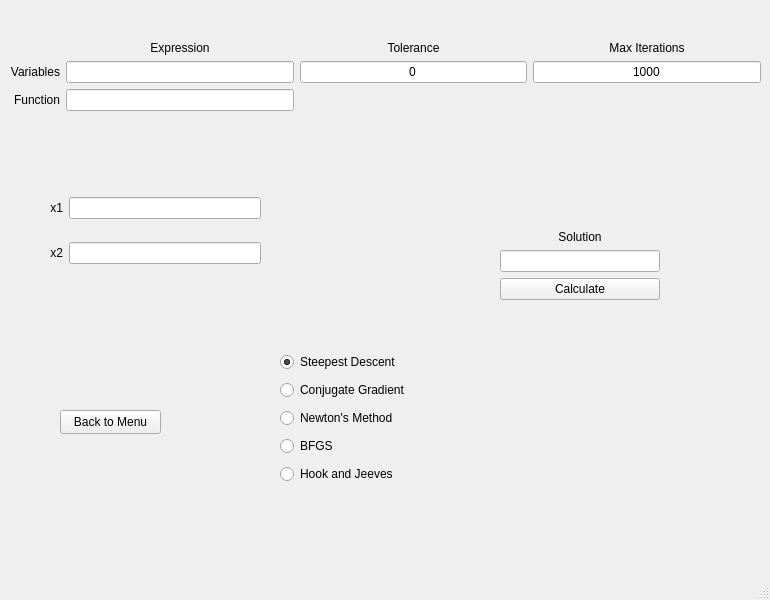
The window that multi_variable.ui (MaxGiuP/General_Function_Minimiser) describes before a commit, drawn with Qt 5.
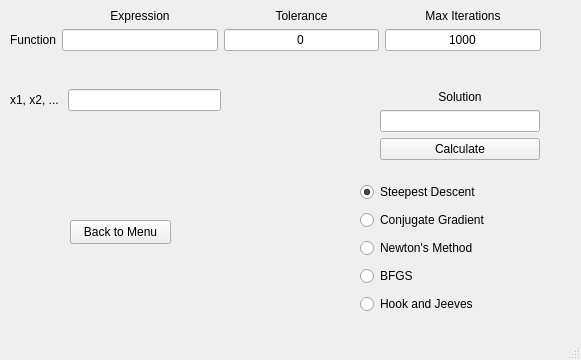
The same window after the commit.

```diff
--- a/multi_variable.ui
+++ b/multi_variable.ui
@@ -6,8 +6,8 @@
    <rect>
     <x>0</x>
     <y>0</y>
-    <width>770</width>
-    <height>600</height>
+    <width>581</width>
+    <height>360</height>
    </rect>
   </property>
   <property name="windowTitle">
@@ -17,39 +17,26 @@
    <widget class="QWidget" name="gridLayoutWidget">
     <property name="geometry">
      <rect>
-      <x>50</x>
-      <y>180</y>
+      <x>10</x>
+      <y>80</y>
       <width>211</width>
-      <height>101</height>
+      <height>41</height>
      </rect>
     </property>
     <layout class="QGridLayout" name="gridLayout">
-     <item row="1" column="1">
-      <widget class="QLineEdit" name="txtX1"/>
-     </item>
-     <item row="4" column="1">
-      <widget class="QLineEdit" name="txtX2"/>
-     </item>
-     <item row="4" column="0">
-      <widget class="QLabel" name="label">
-       <property name="text">
-        <string>x2</string>
-       </property>
-       <property name="alignment">
-        <set>Qt::AlignmentFlag::AlignRight|Qt::AlignmentFlag::AlignTrailing|Qt::AlignmentFlag::AlignVCenter</set>
-       </property>
-      </widget>
-     </item>
-     <item row="1" column="0">
+     <item row="3" column="0">
       <widget class="QLabel" name="label_2">
        <property name="text">
-        <string>x1</string>
+        <string>x1, x2, ... </string>
        </property>
        <property name="alignment">
         <set>Qt::AlignmentFlag::AlignRight|Qt::AlignmentFlag::AlignTrailing|Qt::AlignmentFlag::AlignVCenter</set>
        </property>
       </widget>
      </item>
+     <item row="3" column="1">
+      <widget class="QLineEdit" name="txtX"/>
+     </item>
     </layout>
    </widget>
    <widget class="QWidget" name="gridLayoutWidget_2">
@@ -57,14 +44,11 @@
      <rect>
       <x>10</x>
       <y>0</y>
-      <width>751</width>
-      <height>111</height>
+      <width>531</width>
+      <height>51</height>
      </rect>
     </property>
     <layout class="QGridLayout" name="gridLayout_2">
-     <item row="1" column="1">
-      <widget class="QLineEdit" name="txtVar"/>
-     </item>
      <item row="0" column="3">
       <widget class="QLabel" name="label_5">
        <property name="text">
@@ -95,9 +79,6 @@
        </property>
       </widget>
      </item>
-     <item row="2" column="1">
-      <widget class="QLineEdit" name="txtFunc"/>
-     </item>
      <item row="0" column="1">
       <widget class="QLabel" name="label_3">
        <property name="text">
@@ -118,17 +99,10 @@
        </property>
       </widget>
      </item>
-     <item row="1" column="0">
-      <widget class="QLabel" name="label_6">
-       <property name="text">
-        <string>Variables</string>
-       </property>
-       <property name="alignment">
-        <set>Qt::AlignmentFlag::AlignRight|Qt::AlignmentFlag::AlignTrailing|Qt::AlignmentFlag::AlignVCenter</set>
-       </property>
-      </widget>
+     <item row="1" column="1">
+      <widget class="QLineEdit" name="txtFunc"/>
      </item>
-     <item row="2" column="0">
+     <item row="1" column="0">
       <widget class="QLabel" name="label_7">
        <property name="text">
         <string>Function</string>
@@ -143,24 +117,24 @@
    <widget class="QWidget" name="gridLayoutWidget_3">
     <property name="geometry">
      <rect>
-      <x>500</x>
-      <y>220</y>
+      <x>380</x>
+      <y>80</y>
       <width>160</width>
       <height>80</height>
      </rect>
     </property>
     <layout class="QGridLayout" name="gridLayout_3">
-     <item row="1" column="0">
-      <widget class="QLineEdit" name="lineEdit_5"/>
-     </item>
      <item row="2" column="0">
+      <widget class="QLineEdit" name="txtSol"/>
+     </item>
+     <item row="3" column="0">
       <widget class="QPushButton" name="btnCalculate">
        <property name="text">
         <string>Calculate</string>
        </property>
       </widget>
      </item>
-     <item row="0" column="0">
+     <item row="1" column="0">
       <widget class="QLabel" name="label_8">
        <property name="text">
         <string>Solution</string>
@@ -175,8 +149,8 @@
    <widget class="QWidget" name="gridLayoutWidget_4">
     <property name="geometry">
      <rect>
-      <x>280</x>
-      <y>350</y>
+      <x>360</x>
+      <y>180</y>
       <width>201</width>
       <height>136</height>
      </rect>
@@ -225,8 +199,8 @@
    <widget class="QPushButton" name="btnBack">
     <property name="geometry">
      <rect>
-      <x>60</x>
-      <y>410</y>
+      <x>70</x>
+      <y>220</y>
       <width>101</width>
       <height>24</height>
      </rect>
```
Left out of the diff: 2 changed lines with no effect on the pictures.
